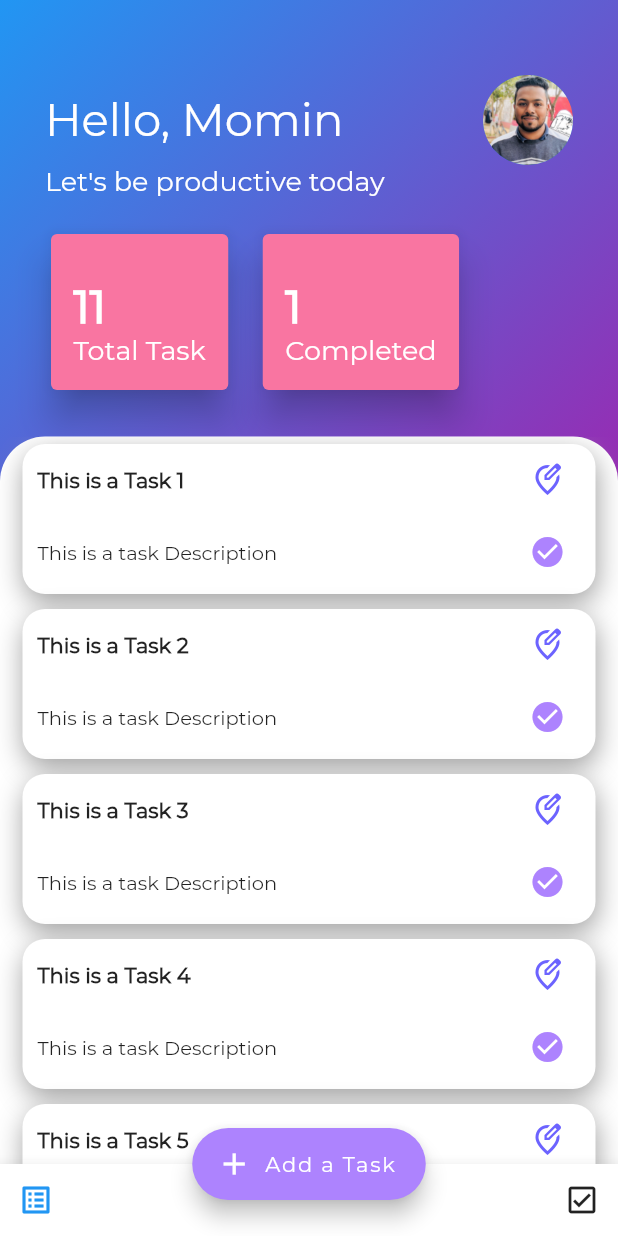
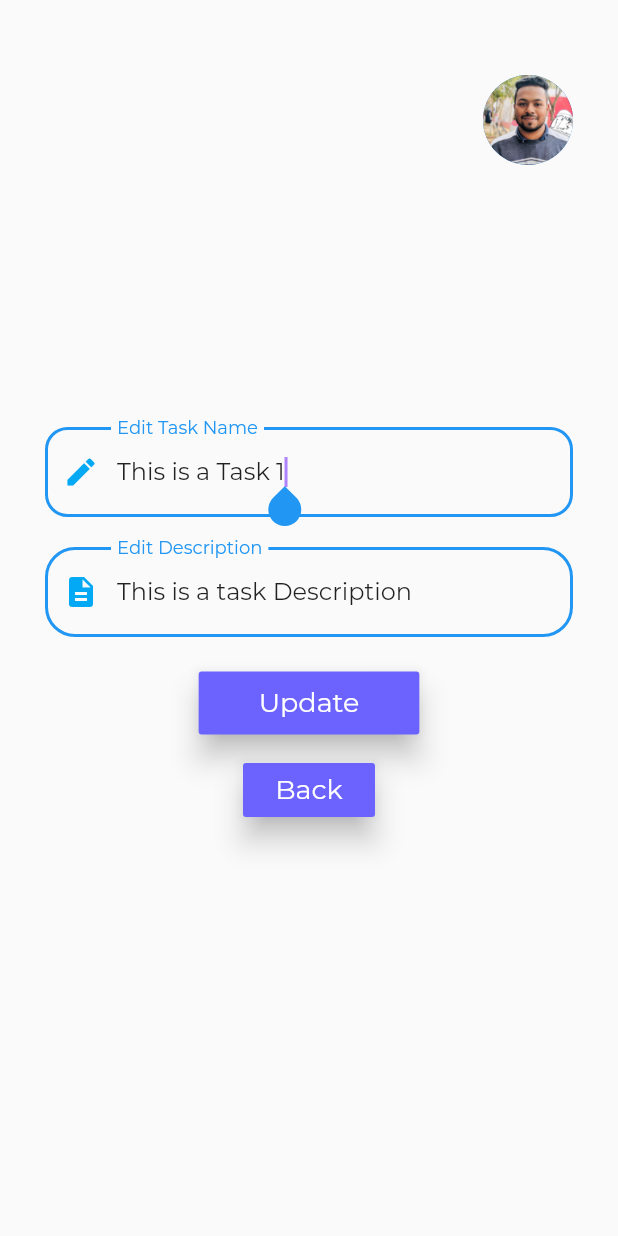
Before and after one commit to abdulmominsakib/KajToDo, a Flutter app: the screen it shows after launch, after a tap on the "edit location" icon, on a phone screen of 412 x 824 dp. Run offline on Flutter 3.47's test engine with Material 2 defaults, Android fonts, the light colour scheme and no system bars.

Commit message:
Added Update Functionality

```diff
--- /dev/null
+++ b/lib/component/edit-page.dart
@@ -0,0 +1,149 @@
+import 'package:flutter/material.dart';
+import 'package:kajtodo/modal/task.dart';
+import 'package:kajtodo/styling/style.dart';
+import 'package:provider/provider.dart';
+import 'package:kajtodo/modal/taskData.dart';
+
+class EditTask extends StatefulWidget {
+  final Task task;
+  final int index;
+
+  EditTask({this.task, this.index});
+
+  @override
+  _EditTaskState createState() => _EditTaskState();
+}
+
+class _EditTaskState extends State<EditTask> {
+  TextEditingController nameController;
+  TextEditingController descController;
+  String taskName;
+  String taskDesc;
+  String counterText = '';
+
+  @override
+  void initState() {
+    super.initState();
+    nameController = TextEditingController(text: widget.task.taskName);
+    descController = TextEditingController(text: widget.task.taskDescription);
+  }
+
+  @override
+  Widget build(BuildContext context) {
+    return Scaffold(
+      body: Container(
+        margin: EdgeInsets.all(30),
+        child: Column(
+          mainAxisAlignment: MainAxisAlignment.center,
+          children: [
+            Expanded(
+              flex: 1,
+              child: Container(
+                margin: EdgeInsets.only(top: 20),
+                alignment: Alignment.topRight,
+                child: Hero(
+                  tag: 'Avatar',
+                  child: CircleAvatar(
+                    backgroundImage: AssetImage('assets/mypic.jpg'),
+                    radius: 30,
+                  ),
+                ),
+              ),
+            ),
+            Expanded(
+              flex: 2,
+              child: Column(
+                children: [
+                  DefaultInput(
+                    controller: nameController,
+                    onChanged: (value) {
+                      taskName = value;
+                    },
+                    autofocus: true,
+                    icon: Icon(
+                      Icons.edit,
+                      color: Colors.lightBlue,
+                    ),
+                    labelText: 'Edit Task Name',
+                    hintText: 'Enter a name',
+                    counterText: counterText,
+                  ),
+                  SizedBox(
+                    height: 20,
+                  ),
+                  SingleChildScrollView(
+                    child: DefaultInput(
+                      controller: descController,
+                      onChanged: (value) {
+                        taskName = nameController.text;
+                        taskDesc = value;
+                      },
+                      icon: Icon(
+                        Icons.description,
+                        color: Colors.lightBlue,
+                      ),
+                      labelText: 'Edit Description',
+                      hintText: 'Enter a short description',
+                      counterText: '',
+                    ),
+                  ),
+                  SizedBox(
+                    height: 20,
+                  ),
+                  RaisedButton(
+                    padding: EdgeInsets.only(
+                        left: 40, right: 40, top: 10, bottom: 10),
+                    elevation: 8,
+                    color: Color(0xFF6C63FF),
+                    onPressed: () {
+                      // Checking if user has inputted data
+                      if (taskName != null) {
+                        // Disable Keyboard Popup to avoid pixel issues
+                        FocusScope.of(context).requestFocus(new FocusNode());
+
+                        Provider.of<TaskData>(context, listen: false)
+                            .updateTask(
+                          taskNum: widget.index,
+                          updatedTaskName: taskName,
+                          updatedDescription: taskDesc,
+                        );
+
+                        Navigator.pop(context);
+                      } else {
+                        // No user input then Show ERROR MESSAGE
+                        setState(() {
+                          counterText = 'Please Update the name';
+                        });
+                      }
+                    },
+                    child: Text(
+                      'Update',
+                      style: kSubBigText,
+                    ),
+                  ),
+                  SizedBox(
+                    height: 10,
+                  ),
+                  SingleChildScrollView(
+                    child: RaisedButton(
+                      elevation: 8,
+                      color: Color(0xFF6C63FF),
+                      onPressed: () {
+                        FocusScope.of(context).requestFocus(new FocusNode());
+                        Navigator.pop(context);
+                      },
+                      child: Text(
+                        'Back',
+                        style: kSubBigText,
+                      ),
+                    ),
+                  ),
+                ],
+              ),
+            )
+          ],
+        ),
+      ),
+    );
+  }
+}
--- a/lib/component/taskListBuilder.dart
+++ b/lib/component/taskListBuilder.dart
@@ -1,5 +1,6 @@
 import 'package:flutter/cupertino.dart';
 import 'package:flutter/material.dart';
+import 'package:kajtodo/component/edit-page.dart';
 import 'package:kajtodo/component/singleTask.dart';
 import 'package:kajtodo/modal/task.dart';
 import 'package:kajtodo/modal/taskData.dart';
@@ -14,6 +15,8 @@ class TaskBuilder extends StatelessWidget {
           itemCount: taskData.tasksList.length,
           itemBuilder: (BuildContext context, int index) {
             Task task = taskData.tasksList[index];
+            // Map taskIndex = taskData.tasksList.asMap();
+
             return Dismissible(
               key: UniqueKey(),
               onDismissed: (direction) {
@@ -28,7 +31,17 @@ class TaskBuilder extends StatelessWidget {
                 checkTask: () {
                   Provider.of<TaskData>(context, listen: false).doneTask(task);
                 },
-                editTask: () {},
+                editTask: () {
+                  Navigator.push(
+                    context,
+                    MaterialPageRoute(
+                      builder: (context) => EditTask(
+                        task: task,
+                        index: index,
+                      ),
+                    ),
+                  );
+                },
               ),
             );
           },
--- a/lib/main.dart
+++ b/lib/main.dart
@@ -1,5 +1,6 @@
 import 'package:flutter/material.dart';
 import 'package:kajtodo/component/add-task.dart';
+import 'package:kajtodo/component/edit-page.dart';
 import 'package:kajtodo/taskScreen.dart';
 import 'package:provider/provider.dart';
 import 'package:kajtodo/modal/taskData.dart';
--- a/lib/modal/taskData.dart
+++ b/lib/modal/taskData.dart
@@ -26,30 +26,6 @@ class TaskData extends ChangeNotifier {
       taskName: 'This is a Task 5',
       taskDescription: 'This is a task Description',
     ),
-    Task(
-      taskName: 'This is a Task 6',
-      taskDescription: 'This is a task Description',
-    ),
-    Task(
-      taskName: 'This is a Task 7',
-      taskDescription: 'This is a task Description',
-    ),
-    Task(
-      taskName: 'This is a Task 8',
-      taskDescription: 'This is a task Description',
-    ),
-    Task(
-      taskName: 'This is a Task 9',
-      taskDescription: 'This is a task Description',
-    ),
-    Task(
-      taskName: 'This is a Task 10',
-      taskDescription: 'This is a task Description',
-    ),
-    Task(
-      taskName: 'This is a Task 11',
-      taskDescription: 'This is a task Description',
-    ),
   ];
 
   List<Task> get tasksList => _tasksList;
@@ -65,8 +41,11 @@ class TaskData extends ChangeNotifier {
     notifyListeners();
   }
 
-  void updateTask(Task task) {
-    // coming soon Inshallah
+  void updateTask(
+      {int taskNum, String updatedTaskName, String updatedDescription}) {
+    _tasksList[taskNum] =
+        Task(taskName: updatedTaskName, taskDescription: updatedDescription);
+    notifyListeners();
   }
 
   void deleteTask(Task task) {
--- a/lib/styling/style.dart
+++ b/lib/styling/style.dart
@@ -31,19 +31,22 @@ class DefaultInput extends StatelessWidget {
   final bool autofocus;
   final Function onChanged;
   final String counterText;
+  final TextEditingController controller;
   DefaultInput(
       {this.hintText,
       this.labelText,
       this.icon,
       this.autofocus = false,
       this.onChanged,
-      this.counterText});
+      this.counterText,
+      this.controller});
 
   @override
   Widget build(BuildContext context) {
     return TextField(
       onChanged: onChanged,
       autofocus: autofocus,
+      controller: controller ?? null,
       maxLength: 30,
       cursorColor: Color(0xFFAD83FE),
       decoration: InputDecoration(
```
